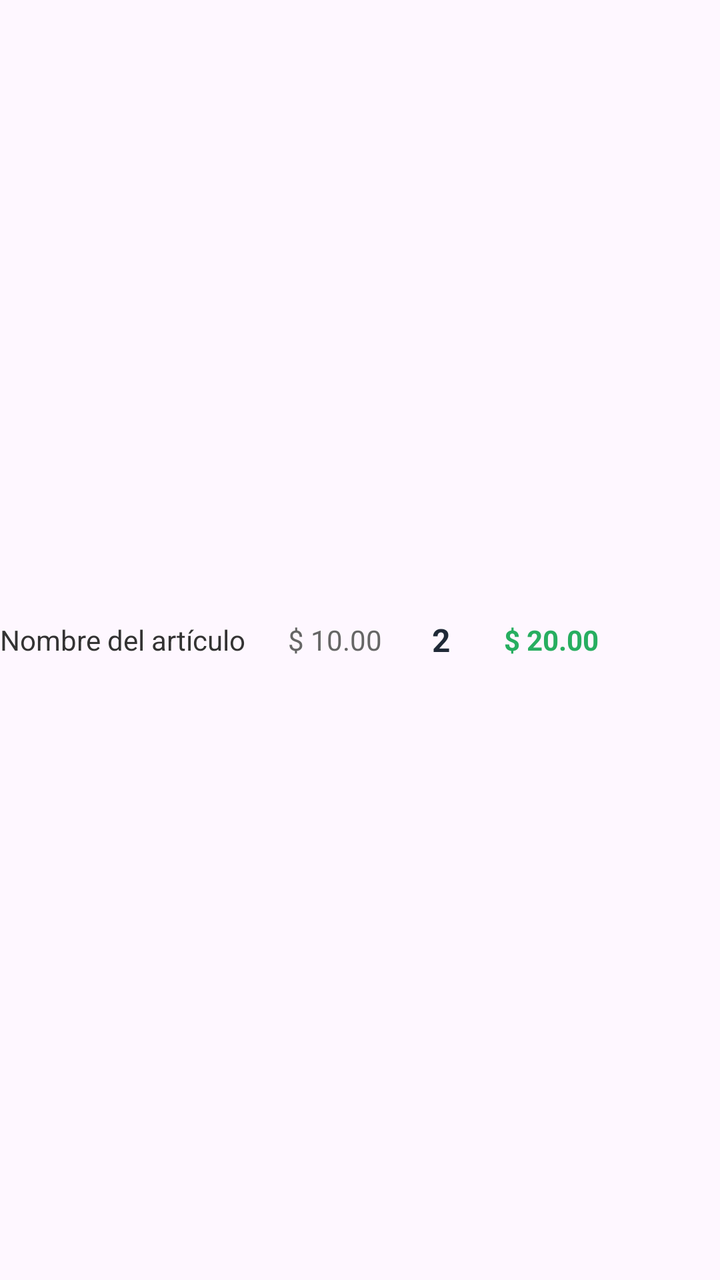
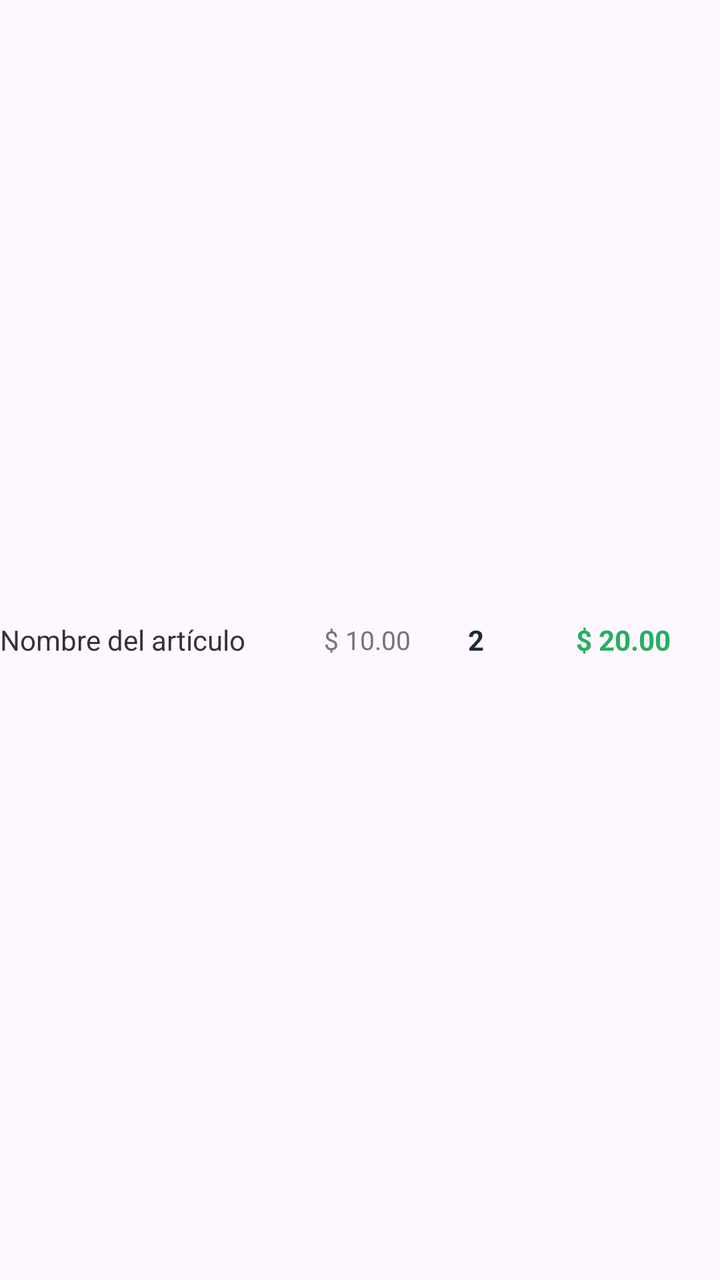

Two renders of the same Android screen: before a commit and after it. Below are the layout's source before the change and the commit's diff.
<!-- AndroidManifest.xml: application theme Theme.LCSRInventory -->
<!-- res/layout/item_product_carrito.xml -->
<?xml version="1.0" encoding="utf-8"?>
<LinearLayout
    xmlns:android="http://schemas.android.com/apk/res/android"
    android:layout_width="match_parent"
    android:layout_height="wrap_content"
    android:orientation="horizontal"
    android:paddingTop="12dp"
    android:paddingBottom="12dp"
    android:gravity="center_vertical"
    android:weightSum="10">

    <TextView
        android:id="@+id/item_cart_name"
        android:layout_width="0dp"
        android:layout_height="wrap_content"
        android:layout_weight="4"
        android:text="Nombre del artículo"
        android:textColor="#333333"
        android:textSize="14sp"
        android:paddingEnd="4dp" />

    <TextView
        android:id="@+id/item_cart_price"
        android:layout_width="0dp"
        android:layout_height="wrap_content"
        android:layout_weight="2"
        android:text="$ 10.00"
        android:textAlignment="center"
        android:textColor="#666666"
        android:textSize="14sp" />

    <TextView
        android:id="@+id/item_cart_quantity"
        android:layout_width="0dp"
        android:layout_height="wrap_content"
        android:layout_weight="1"
        android:text="2"
        android:textAlignment="center"
        android:textSize="16sp"
        android:textStyle="bold"
        android:textColor="#1F2937" />

    <TextView
        android:id="@+id/item_cart_subtotal"
        android:layout_width="0dp"
        android:layout_height="wrap_content"
        android:layout_weight="3"
        android:text="$ 20.00"
        android:textAlignment="textEnd"
        android:textColor="#27AE60"
        android:textSize="14sp"
        android:textStyle="bold" />

</LinearLayout>
<!-- resources referenced by this layout -->
<resources>
  <style name="Theme.LCSRInventory" parent="Base.Theme.LCSRInventory" />
  <style name="Base.Theme.LCSRInventory" parent="Theme.Material3.DayNight.NoActionBar">
          
          
      </style>
</resources>

<!-- the commit's change to res/layout/item_product_carrito.xml (unified diff, before → after) -->
@@ -13,7 +13,9 @@
         android:id="@+id/item_cart_name"
         android:layout_width="0dp"
         android:layout_height="wrap_content"
-        android:layout_weight="4"
+        android:layout_weight="4.5"
+        android:ellipsize="end"
+        android:maxLines="2"
         android:text="Nombre del artículo"
         android:textColor="#333333"
         android:textSize="14sp"
@@ -26,17 +28,17 @@
         android:layout_weight="2"
         android:text="$ 10.00"
         android:textAlignment="center"
-        android:textColor="#666666"
-        android:textSize="14sp" />
+        android:textColor="#757575"
+        android:textSize="13sp" />
 
     <TextView
         android:id="@+id/item_cart_quantity"
         android:layout_width="0dp"
         android:layout_height="wrap_content"
-        android:layout_weight="1"
+        android:layout_weight="1.5"
         android:text="2"
         android:textAlignment="center"
-        android:textSize="16sp"
+        android:textSize="14sp"
         android:textStyle="bold"
         android:textColor="#1F2937" />
 
@@ -44,7 +46,7 @@
         android:id="@+id/item_cart_subtotal"
         android:layout_width="0dp"
         android:layout_height="wrap_content"
-        android:layout_weight="3"
+        android:layout_weight="2"
         android:text="$ 20.00"
         android:textAlignment="textEnd"
         android:textColor="#27AE60"
